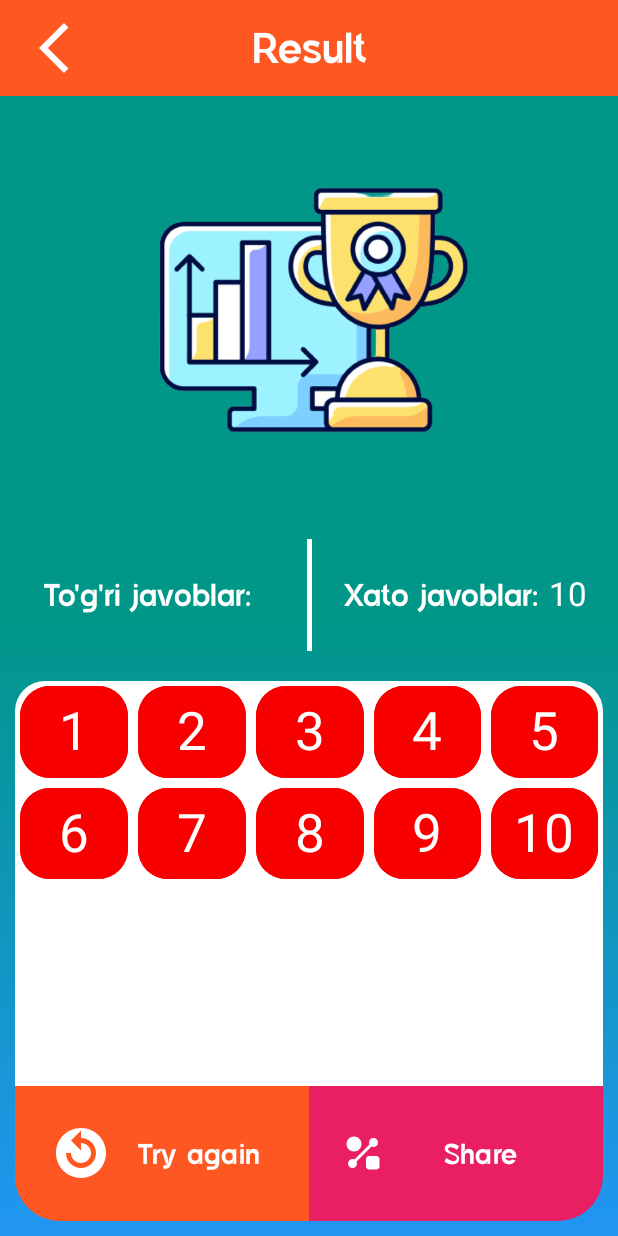
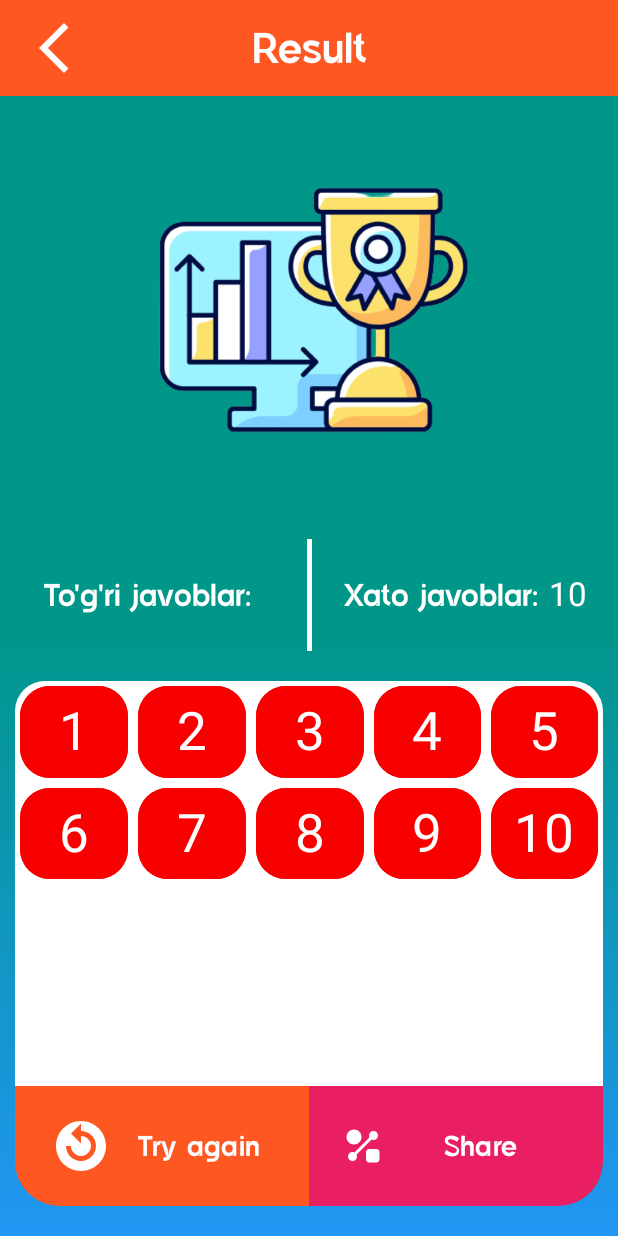
Before and after one commit to behzod234963/QuizApp, an Android app: the ResultActivity screen opened directly, with no data from a screen before it, on a phone screen of 412 x 824 dp. Run offline under Robolectric (Android 15) with nearby library versions, the phone set to English and light mode, and no system bars.

Commit message:
quiz app

```diff
--- a/app/src/main/java/com/example/quizapp/ResultActivity.kt
+++ b/app/src/main/java/com/example/quizapp/ResultActivity.kt
@@ -1,6 +1,7 @@
 package com.example.quizapp
 
 
+import android.content.Intent
 import android.os.Bundle
 import android.widget.Button
 import android.widget.TextView
@@ -181,6 +182,12 @@ class ResultActivity: AppCompatActivity() {
             tvIncorrect.text="Xato javoblar: $countIncorrect"
 
         }
+        bTryAgain.setOnClickListener {
+
+            val backToName=Intent(this,NameActivity::class.java)
+            startActivity(backToName)
+
+        }
 
     }
 }
--- a/app/src/main/res/layout/activity_result.xml
+++ b/app/src/main/res/layout/activity_result.xml
@@ -296,7 +296,8 @@
             android:layout_width="match_parent"
             android:layout_height="match_parent"
             android:layout_weight="3"
-            android:gravity="center">
+            android:gravity="center"
+            android:paddingBottom="10dp">
             <Button
                 android:id="@+id/b_try_again_result"
                 android:layout_width="match_parent"
--- a/app/src/main/res/values-night/themes.xml
+++ b/app/src/main/res/values-night/themes.xml
@@ -2,6 +2,6 @@
     <!-- Base application theme. -->
     <style name="Base.Theme.QuizApp" parent="Theme.Material3.DayNight.NoActionBar">
         <!-- Customize your dark theme here. -->
-        <!-- <item name="colorPrimary">@color/my_dark_primary</item> -->
+        <item name="colorPrimary">@android:color/transparent</item>
     </style>
 </resources>
--- a/app/src/main/res/values/themes.xml
+++ b/app/src/main/res/values/themes.xml
@@ -2,7 +2,8 @@
     <!-- Base application theme. -->
     <style name="Base.Theme.QuizApp" parent="Theme.Material3.DayNight.NoActionBar">
         <!-- Customize your light theme here. -->
-        <!-- <item name="colorPrimary">@color/my_light_primary</item> -->
+
+        <item name="colorPrimary">@android:color/transparent</item>
     </style>
 
     <style name="Theme.QuizApp" parent="Base.Theme.QuizApp" />
```
Also changed, not shown: app/src/main/java/com/example/quizapp/TestActivity.kt (+14 -9 lines).
